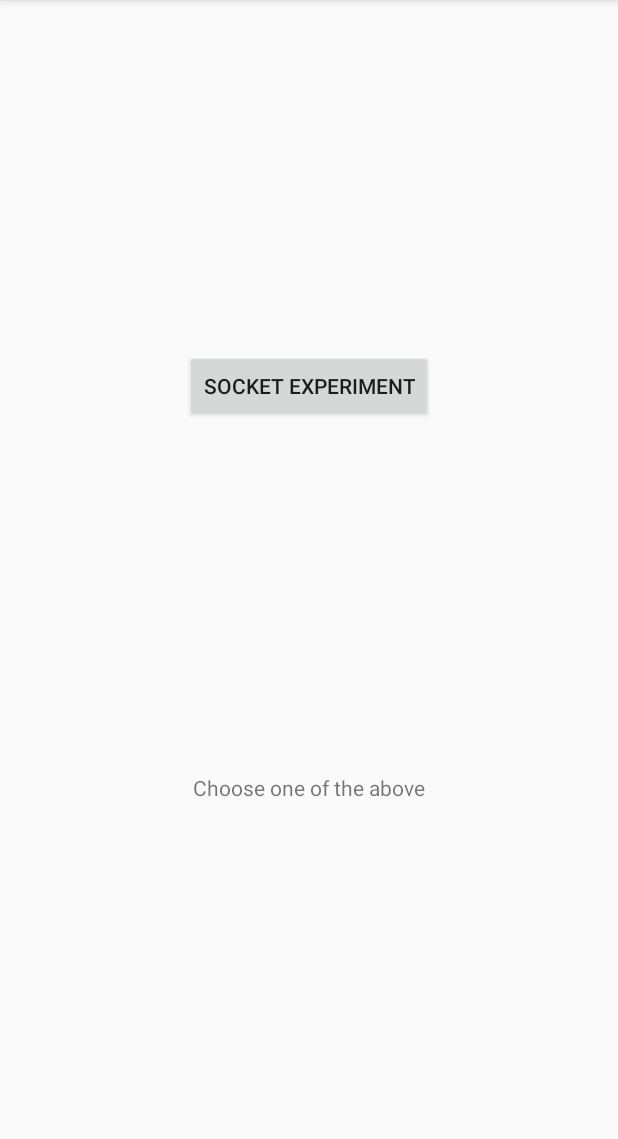
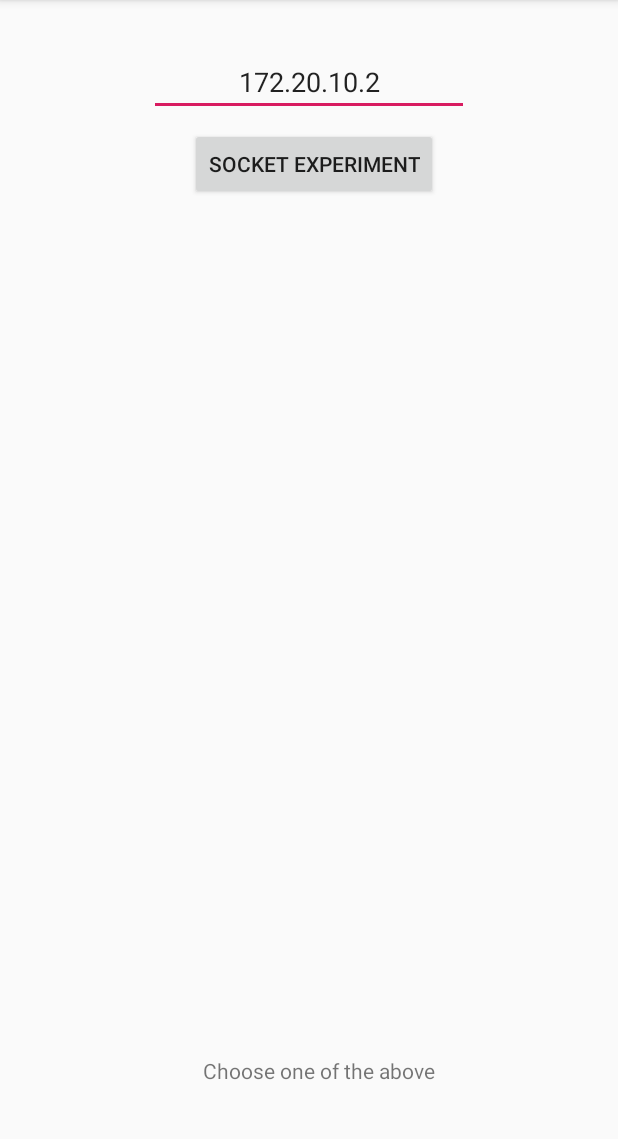
Before and after one commit to eguahlak/lego-train-control, an Android app: the screen it shows after launch (MainActivity), on a phone screen of 412 x 824 dp, the part 84-1223 px from its top. Run offline under Robolectric (Android 15) with nearby library versions, the phone set to English and light mode, and no system bars.

Commit message:
cleaning up

```diff
--- a/app/src/main/java/info/itseminar/lego/MainActivity.kt
+++ b/app/src/main/java/info/itseminar/lego/MainActivity.kt
@@ -11,7 +11,10 @@ class MainActivity : AppCompatActivity() {
         super.onCreate(savedInstanceState)
         setContentView(R.layout.activity_main)
         socket_experiment_button.setOnClickListener {
-            startActivity(Intent(this, SocketExperimentActivity::class.java))
+            val host = host_input.text.toString()
+            val intent = Intent(this, SocketExperimentActivity::class.java)
+            intent.putExtra("host", host)
+            startActivity(intent)
             }
         }
 
--- a/app/src/main/java/info/itseminar/lego/protocol/SocketTrainManager.kt
+++ b/app/src/main/java/info/itseminar/lego/protocol/SocketTrainManager.kt
@@ -12,7 +12,6 @@ class SocketTrainManager() : TrainManager {
   override fun connect(config: TrainConfig, handle: (Boolean) -> Unit) {
     Log.d("TRAIN", "Connecting")
     ConnectTask(this, handle).executeOnExecutor(THREAD_POOL_EXECUTOR, config)
-    //send(Command.Connect(config.trainId))
     }
 
   override fun setOnInformation(handle: (Command) -> Unit) {
--- a/app/src/main/res/layout/activity_main.xml
+++ b/app/src/main/res/layout/activity_main.xml
@@ -9,14 +9,13 @@
 
     <TextView
             android:layout_width="wrap_content"
-            android:layout_height="wrap_content"
+            android:layout_height="32dp"
             android:text="Choose one of the above"
             android:id="@+id/textView2"
             app:layout_constraintEnd_toEndOf="parent" android:layout_marginEnd="8dp"
             app:layout_constraintStart_toStartOf="parent" android:layout_marginStart="8dp"
-            app:layout_constraintHorizontal_bias="0.5"
-            app:layout_constraintBottom_toBottomOf="parent"
-            app:layout_constraintTop_toBottomOf="@+id/socket_experiment_button"/>
+            app:layout_constraintHorizontal_bias="0.529"
+            android:layout_marginBottom="32dp" app:layout_constraintBottom_toBottomOf="parent"/>
     <Button
             android:text="Socket Experiment"
             android:layout_width="wrap_content"
@@ -24,7 +23,17 @@
             app:layout_constraintStart_toStartOf="parent"
             android:layout_marginStart="8dp" app:layout_constraintEnd_toEndOf="parent" android:layout_marginEnd="8dp"
             android:id="@+id/socket_experiment_button"
-            app:layout_constraintHorizontal_bias="0.5" app:layout_constraintTop_toTopOf="parent"
-            app:layout_constraintBottom_toTopOf="@+id/textView2"/>
+            app:layout_constraintHorizontal_bias="0.515"
+            android:layout_marginTop="8dp" app:layout_constraintTop_toBottomOf="@+id/host_input"/>
+    <EditText
+            android:layout_width="wrap_content"
+            android:layout_height="wrap_content"
+            android:ems="10"
+            android:id="@+id/host_input"
+            android:inputType="text"
+            android:layout_marginTop="32dp" app:layout_constraintTop_toTopOf="parent" android:layout_marginEnd="8dp"
+            app:layout_constraintEnd_toEndOf="parent" android:layout_marginStart="8dp"
+            app:layout_constraintStart_toStartOf="parent" android:hint="IP address of server"
+            android:textAlignment="center" android:text="172.20.10.2"/>
 
 </android.support.constraint.ConstraintLayout>
```
Also changed, not shown: app/src/main/java/info/itseminar/lego/SocketExperimentActivity.kt (+2 -89 lines), app/src/main/res/layout/activity_socket_experiment.xml (+1 -11 lines).
